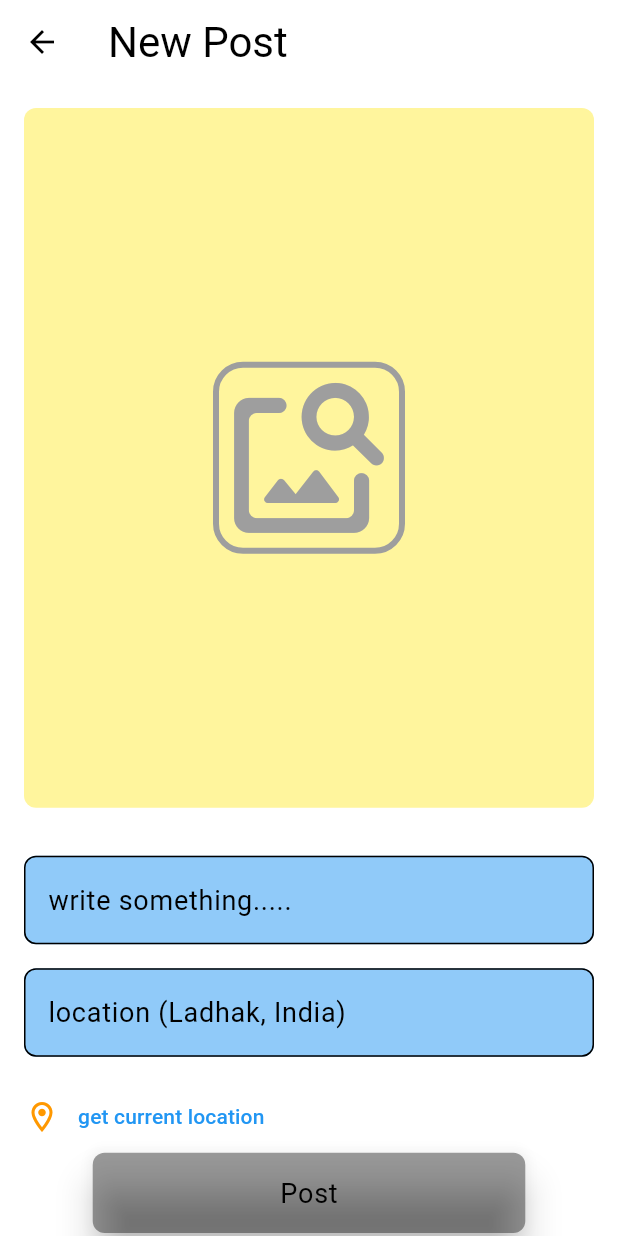
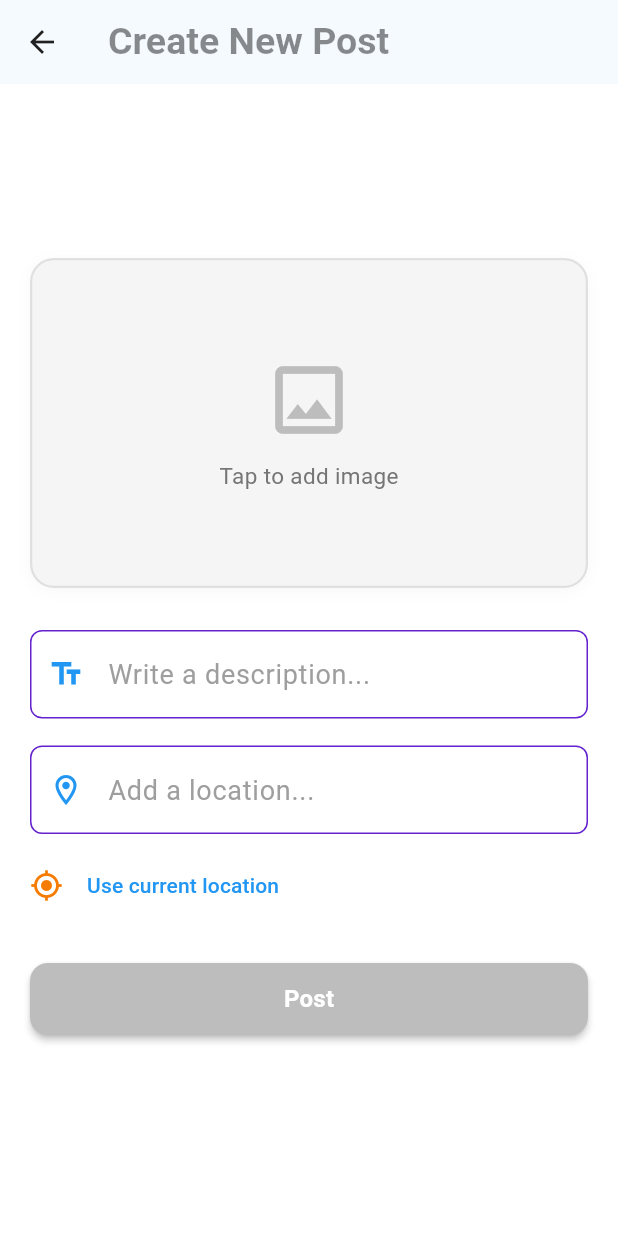
Before and after one commit to Uday-kiran9147/Traveller, a Flutter app: the NewPostScreen screen opened directly, on a phone screen of 412 x 824 dp. Run offline on Flutter 3.47's test engine with Material 3 defaults, Android fonts, the light colour scheme and no system bars; our stand-ins replace bloc, cloud_firestore, equatable, firebase_auth, firebase_core, firebase_storage and 6 more; accounts and stored records are empty.

Commit message:
Refactor: enhance UI elements and improve layout in multiple screens

```diff
--- a/lib/presentation/pages/explore/ui/newpost_screen.dart
+++ b/lib/presentation/pages/explore/ui/newpost_screen.dart
@@ -9,11 +9,11 @@ import 'package:geolocator/geolocator.dart';
 import 'package:image_picker/image_picker.dart';
 import 'package:traveler/config/theme/apptheme.dart';
 import 'package:traveler/domain/usecases/save_post.dart';
+import 'package:traveler/presentation/pages/auth/ui/widgets/loginform.dart';
 import 'package:traveler/presentation/pages/explore/cubit/explore_cubit.dart';
 import 'package:traveler/presentation/pages/home/ui/home_screen.dart';
 import 'package:traveler/presentation/widgets/snackbars.dart';
 
-// ignore: must_be_immutable
 class NewPostScreen extends StatefulWidget {
   const NewPostScreen({super.key});
 
@@ -31,8 +31,8 @@ class _NewPostScreenState extends State<NewPostScreen> {
     final picker = ImagePicker();
     final pickedImage = await picker.pickImage(
       source: ImageSource.gallery,
-      imageQuality: 70,
-      maxWidth: 250,
+      imageQuality: 80,
+      maxWidth: 600,
     );
     if (pickedImage != null) {
       setState(() {
@@ -47,64 +47,44 @@ class _NewPostScreenState extends State<NewPostScreen> {
   String? fulladdress;
   bool isloading = false;
 
-  // ? 3. Function gets the List of addresses from the latitude and longitude
   Future<List<Placemark>> getaddressfromlatlong(Position position) async {
-    /*
-    Sample Placemark object
-     {"name":"5VFJ+PQ3","street":"5VFJ+PQ3","isoCountryCode":"IN","country":"India","postalCode":"501501","administrativeArea":"Telangana","subAdministrativeArea":"","locality":"Pargi","subLocality":"Teacher's Colony","thoroughfare":"","subThoroughfare":""}
-   */
     List<Placemark>? placelist;
-
-    // Below function Returns a list of Approximate placemarks from the latitude and longitude
     await placemarkFromCoordinates(
             _currentPosition!.latitude, _currentPosition!.longitude)
         .then((List<Placemark> placemarks) {
-      // Assigns the first placemark to place variable
       Placemark place = placemarks[0];
       placelist = placemarks;
       setState(() {
-        address = """${place.locality}, ${place.subLocality} """;
+        address = "${place.locality}, ${place.subLocality}";
         fulladdress =
-            """${place.locality}, ${place.subLocality}, ${place.administrativeArea}, ${place.country}""";
+            "${place.locality}, ${place.subLocality}, ${place.administrativeArea}, ${place.country}";
         waitingforlocation = false;
       });
       return placelist;
-      // ignore: body_might_complete_normally_catch_error
     }).catchError((e) {
       customSnackbarMessage(e.toString(), context, Colors.redAccent);
     });
     return placelist!;
   }
 
-  // ? 1. Function Gets the current Position of Device
   Future getCurrentPosition() async {
-    debugPrint('getCurrentPosition');
     final haspermission = await handleLocationPermission();
     if (!haspermission) return;
     setState(() {
-      waitingforlocation =
-          true; // Loads the progress indicator while waiting for location
+      waitingforlocation = true;
     });
     await Geolocator.getCurrentPosition(desiredAccuracy: LocationAccuracy.high)
         .then((Position position) async {
-      // setState(() {
-        _currentPosition =
-            position; // Assigns the current position to _currentPosition variable
-        // waitingforlocation = false;
-      // });
+      _currentPosition = position;
       await getaddressfromlatlong(_currentPosition!);
     });
   }
 
-  // ? 2. Function Requests for location permission
   Future<bool> handleLocationPermission() async {
     bool serviceEnabled;
-    LocationPermission
-        permission; // permission Represents the possible Location Permission states
+    LocationPermission permission;
 
     serviceEnabled = await Geolocator.isLocationServiceEnabled();
-
-    // Check if location services are enabled
     if (!serviceEnabled) {
       customSnackbarMessage(
           'Location services are disabled. Please enable the services',
@@ -115,8 +95,7 @@ class _NewPostScreenState extends State<NewPostScreen> {
 
     permission = await Geolocator.checkPermission();
     if (permission == LocationPermission.denied) {
-      permission = await Geolocator
-          .requestPermission(); // Request for location permissions In Application
+      permission = await Geolocator.requestPermission();
       if (permission == LocationPermission.denied) {
         ScaffoldMessenger.of(context).showSnackBar(
             const SnackBar(content: Text('Location permissions are denied')));
@@ -124,7 +103,6 @@ class _NewPostScreenState extends State<NewPostScreen> {
       }
     }
 
-    // If permissions are denied forever, we cannot request permissions.
     if (permission == LocationPermission.deniedForever) {
       customSnackbarMessage(
           'Location permissions are permanently denied, we cannot request permissions.',
@@ -144,139 +122,173 @@ class _NewPostScreenState extends State<NewPostScreen> {
 
   @override
   Widget build(BuildContext context) {
+    final theme = Theme.of(context);
     return Scaffold(
       appBar: AppBar(
         title: Text(
-          'New Post',
-          style: Theme.of(context).textTheme.headlineMedium,
+          'Create New Post',
+          style: theme.textTheme.titleLarge?.copyWith(
+            fontWeight: FontWeight.bold,
+            color: Colors.black45,
           ),
+        ),
+        backgroundColor: Colors.white,
+        elevation: 1,
+        iconTheme: const IconThemeData(color: Colors.black87),
       ),
       backgroundColor: AppTheme.backgroundLight,
       body: Center(
+        child: SingleChildScrollView(
           child: Container(
-          constraints: BoxConstraints(maxWidth: 450),
-          child: ListView(
+            constraints: const BoxConstraints(maxWidth: 420),
+            padding: const EdgeInsets.symmetric(horizontal: 20, vertical: 24),
+            child: Form(
+              key: _formKey,
+              child: Column(
                 children: [
-              Form(
-                key: _formKey,
+                  GestureDetector(
+                    onTap: _getImage,
                     child: Container(
-                  height: MediaQuery.of(context).size.height,
-                  padding: const EdgeInsets.all(16.0),
-                  child: Column(
-                    crossAxisAlignment: CrossAxisAlignment.start,
-                    children: [
-                    Expanded(
-                      flex: 1,
-                      child: Container(
-                        constraints: BoxConstraints(minHeight: MediaQuery.of(context).size.height * 0.5),
-                        margin: const EdgeInsets.only(bottom: 16.0),
+                      height: 220,
+                      width: double.infinity,
                       decoration: BoxDecoration(
-                          borderRadius: BorderRadius.circular(8),
-                          color: Colors.yellow.shade200,
+                        color: Colors.grey.shade100,
+                        borderRadius: BorderRadius.circular(16),
+                        border: Border.all(
+                          color: Colors.grey.shade300,
+                          width: 1.5,
+                        ),
+                        boxShadow: [
+                          BoxShadow(
+                            color: Colors.grey.withOpacity(0.08),
+                            blurRadius: 8,
+                            offset: const Offset(0, 2),
+                          ),
+                        ],
                       ),
                       child: _image != null
-                            ? GestureDetector(
-                              onDoubleTap: () {
+                          ? Stack(
+                              fit: StackFit.expand,
+                              children: [
+                                ClipRRect(
+                                  borderRadius: BorderRadius.circular(16),
+                                  child: Image.file(
+                                    _image!,
+                                    fit: BoxFit.cover,
+                                  ),
+                                ),
+                                Positioned(
+                                  top: 8,
+                                  right: 8,
+                                  child: GestureDetector(
+                                    onTap: () {
                                       setState(() {
                                         _image = null;
                                       });
                                     },
-                              // _image != null
-                              child: ClipRRect(
-                                borderRadius: BorderRadius.circular(8),
-                                child: Image.file(
-                                  scale: 1.0,
-                                  fit: BoxFit.cover,
-                                  _image!,
-                                  height: double.infinity,
-                                  width: double.infinity,
-                                ),
-                              ),
-                            )
-                            : Center(
                                     child: Container(
                                       decoration: BoxDecoration(
-                                  borderRadius: BorderRadius.circular(20),
-                                  border: Border.all(color: Colors.grey,width: 4)),
-                              child: GestureDetector(
-                                  onTap: _getImage,
+                                        color: Colors.black54,
+                                        shape: BoxShape.circle,
+                                      ),
+                                      padding: const EdgeInsets.all(6),
                                       child: const Icon(
-                                    Icons.image_search_rounded,
-                                    color: Colors.grey,
-                                    size: 120,
-                                  )),
-                            ))),
-                    ),
-                      const SizedBox(height: 16.0),
-                      TextField(
-                        controller: _descriptionController,
-                        decoration: InputDecoration(
-                          hintText: "write something.....",
-                          fillColor: Colors.blue.shade200,
-                          filled: true,
-                          border: const OutlineInputBorder(
-                            // borderSide: BorderSide.none,
-                            borderSide: BorderSide(color: Colors.blue),
-                            borderRadius: BorderRadius.all(Radius.circular(8)),
+                                        Icons.close,
+                                        color: Colors.white,
+                                        size: 22,
                                       ),
                                     ),
                                   ),
-                      const SizedBox(height: 16.0),
-                      TextField(
-                        controller: _locationController,
-                        decoration: InputDecoration(
-                          hintText: "location (Ladhak, India)",
-                          fillColor: Colors.blue.shade200,
-                          filled: true,
-                          border: const OutlineInputBorder(
-                            // borderSide: BorderSide.none,
-                            borderSide: BorderSide(color: Colors.blue),
-                            borderRadius: BorderRadius.all(Radius.circular(8)),
+                                ),
+                              ],
+                            )
+                          : Center(
+                              child: Column(
+                                mainAxisAlignment: MainAxisAlignment.center,
+                                children: [
+                                  Icon(
+                                    Icons.image_outlined,
+                                    color: Colors.grey.shade400,
+                                    size: 60,
+                                  ),
+                                  const SizedBox(height: 10),
+                                  Text(
+                                    "Tap to add image",
+                                    style: theme.textTheme.bodyMedium?.copyWith(
+                                      color: Colors.grey.shade600,
+                                    ),
+                                  ),
+                                ],
                               ),
                             ),
                     ),
-                      const SizedBox(height: 16.0),
-                      waitingforlocation
-                          ? const LinearProgressIndicator()
-                          : Container(),
+                  ),
+                  const SizedBox(height: 28),
+                  TextFieldCustom(
+                    icon: Icons.text_fields_outlined,
+                    controller: _descriptionController,
+                    hint: "Write a description...",
+                  ),
+                  const SizedBox(height: 18),
+                  TextFieldCustom(
+                    controller: _locationController,
+                    icon: Icons.location_on_outlined,
+                    hint: "Add a location...",
+                  ),
+                  const SizedBox(height: 10),
                   Row(
                     children: [
-                          const Icon(
-                            Icons.location_on_outlined,
-                            color: Colors.orange,
+                      Icon(
+                        Icons.my_location,
+                        color: Colors.orange.shade700,
+                        size: 22,
                       ),
+                      const SizedBox(width: 4),
                       TextButton(
                         onPressed: () async {
                           await getCurrentPosition();
+                          if (address != null) {
                             _locationController.text = address!;
+                          }
                         },
-                              child: const Text("get current location")),
+                        child: const Text(
+                          "Use current location",
+                          style: TextStyle(fontWeight: FontWeight.w500),
+                        ),
+                      ),
+                      if (waitingforlocation)
+                        const SizedBox(width: 12),
+                      if (waitingforlocation)
+                        const SizedBox(
+                          width: 18,
+                          height: 18,
+                          child: CircularProgressIndicator(strokeWidth: 2),
+                        ),
                     ],
                   ),
-                      Center(
-                        child: isloading
-                            ? const LoadingProgress()
-                            : SizedBox(
-                                width: MediaQuery.of(context).size.width * 0.70,
-                                height: MediaQuery.of(context).size.width * 0.13,
+                  const SizedBox(height: 28),
+                  SizedBox(
+                    width: double.infinity,
+                    height: 48,
                     child: ElevatedButton(
-                                  style: ButtonStyle(
+                      style: ElevatedButton.styleFrom(
                         backgroundColor: _image != null
-                                          ? const WidgetStatePropertyAll(
-                                              Colors.green)
-                                          : const WidgetStatePropertyAll(
-                                              Colors.black38),
-                                      elevation: WidgetStateProperty.all(10),
-                                      overlayColor: WidgetStateColor.resolveWith(
-                                          (states) => const Color.fromARGB(255, 5, 160, 11))),
+                            ? Colors.green.shade600
+                            : Colors.grey.shade400,
+                        elevation: 2,
+                        shape: RoundedRectangleBorder(
+                          borderRadius: BorderRadius.circular(12),
+                        ),
+                      ),
                       onPressed: _image == null
-                                      ? (){
-                                        customSnackbarMessage('Please select an image', context, Colors.orange);
+                          ? () {
+                              customSnackbarMessage(
+                                  'Please select an image',
+                                  context,
+                                  Colors.orange);
                             }
                           : () async {
                               if (_formKey.currentState!.validate()) {
-                                            // Form is valid, process the data
-                                            if (_image != null) {
                                 setState(() {
                                   isloading = true;
                                 });
@@ -285,19 +297,55 @@ class _NewPostScreenState extends State<NewPostScreen> {
                                   isloading = false;
                                 });
                               }
-                                          }
                             },
-                                  child: Text('Post',style: Theme.of(context).textTheme.bodyLarge,),
+                      child: isloading
+                          ? const SizedBox(
+                              width: 24,
+                              height: 24,
+                              child: CircularProgressIndicator(
+                                color: Colors.white,
+                                strokeWidth: 2.5,
+                              ),
+                            )
+                          : Text(
+                              'Post',
+                              style: theme.textTheme.titleMedium?.copyWith(
+                                color: Colors.white,
+                                fontWeight: FontWeight.bold,
                               ),
                             ),
                     ),
-                      if (!kDebugMode) Text('ADDRESS: ${address ?? ""}'),
-                      Text('location: ${fulladdress ?? ""}'),
+                  ),
+                  const SizedBox(height: 18),
+                  if (fulladdress != null && fulladdress!.isNotEmpty)
+                    Container(
+                      width: double.infinity,
+                      padding: const EdgeInsets.symmetric(
+                          vertical: 10, horizontal: 14),
+                      decoration: BoxDecoration(
+                        color: Colors.orange.shade50,
+                        borderRadius: BorderRadius.circular(8),
+                      ),
+                      child: Row(
+                        children: [
+                          Icon(Icons.place, color: Colors.orange.shade700),
+                          const SizedBox(width: 8),
+                          Expanded(
+                            child: Text(
+                              fulladdress!,
+                              style: theme.textTheme.bodySmall?.copyWith(
+                                color: Colors.orange.shade900,
+                              ),
+                              maxLines: 2,
+                              overflow: TextOverflow.ellipsis,
+                            ),
+                          ),
                         ],
                       ),
                     ),
+                ],
               ),
-            ],
+            ),
           ),
         ),
       ),
@@ -305,11 +353,9 @@ class _NewPostScreenState extends State<NewPostScreen> {
   }
 
   Future<void> _submitPost(BuildContext context) {
-    return BlocProvider.of<ExploreCubit>(context)
-      .postingPostEvent(
+    return BlocProvider.of<ExploreCubit>(context).postingPostEvent(
         post: SavePost(
-          description:
-          _descriptionController.text,
+      description: _descriptionController.text,
       location: _locationController.text,
       date: DateTime.now().toString(),
       image: _image!,
```
Also changed, not shown: lib/presentation/pages/auth/ui/widgets/loginform.dart (+3 -13 lines), lib/presentation/pages/home/ui/drawer/add_story_screen.dart (+169 -94 lines), lib/presentation/pages/home/ui/home.dart (+4 -7 lines). Lines whose indentation alone changed are shown as unchanged.
